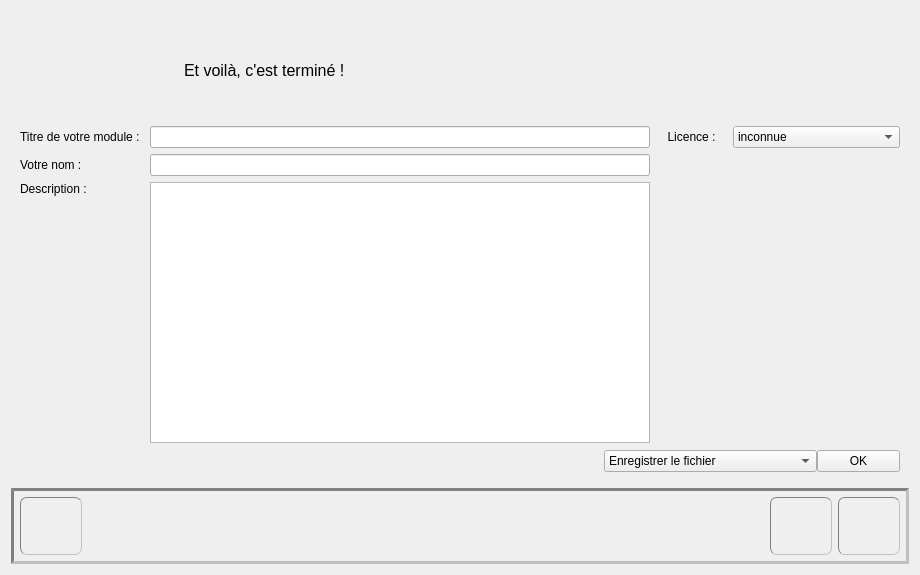
Qt form editeur.ui (Txikilinux/leterrier-mulot) before a commit.
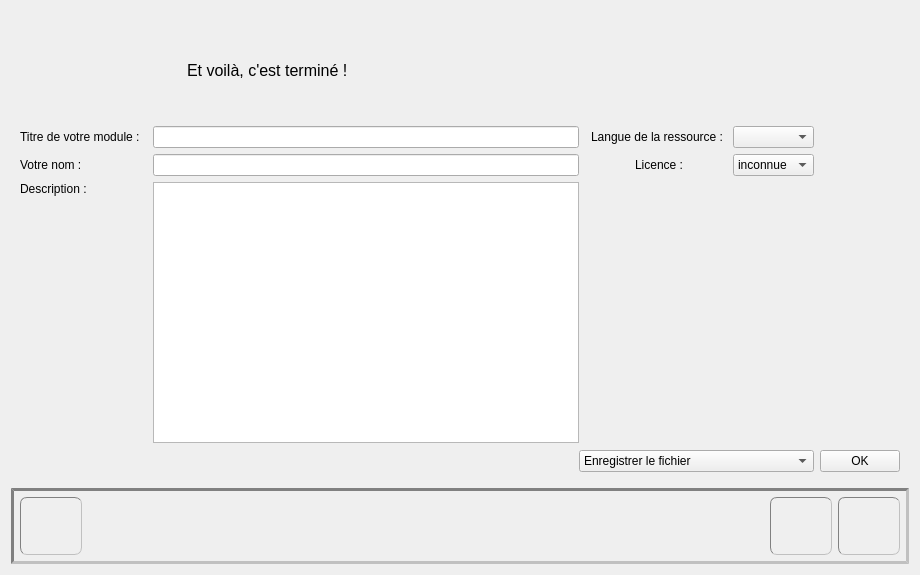
The same form after that commit. Icons and pictures are not drawn. Custom widgets are drawn as their Qt base class.

Commit message: Editeur -> Ajout langue

```diff
--- a/editeur.ui
+++ b/editeur.ui
@@ -1132,9 +1132,6 @@
      </widget>
      <widget class="QWidget" name="pageFin">
       <layout class="QGridLayout" name="gridLayout_14">
-       <property name="horizontalSpacing">
-        <number>0</number>
-       </property>
        <item row="0" column="0">
         <widget class="QLabel" name="lblEtVoilaCTermine">
          <property name="minimumSize">
@@ -1166,6 +1163,27 @@
          </property>
         </widget>
        </item>
+       <item row="0" column="1" colspan="2">
+        <widget class="QLabel" name="label">
+         <property name="font">
+          <font>
+           <pointsize>12</pointsize>
+          </font>
+         </property>
+         <property name="styleSheet">
+          <string notr="true">border: 1px black solid;
+padding: 4 4 4 30px;
+border-radius: 0 10 10 0px;
+background: #ddf url(&quot;:/aide&quot;) no-repeat;</string>
+         </property>
+         <property name="text">
+          <string>Et voilà, c'est terminé !</string>
+         </property>
+         <property name="alignment">
+          <set>Qt::AlignLeading|Qt::AlignLeft|Qt::AlignVCenter</set>
+         </property>
+        </widget>
+       </item>
        <item row="1" column="0">
         <widget class="QLabel" name="lblTitreModule">
          <property name="text">
@@ -1183,56 +1201,6 @@
          </property>
         </widget>
        </item>
-       <item row="1" column="4">
-        <widget class="QLabel" name="lblLicence">
-         <property name="text">
-          <string>Licence :</string>
-         </property>
-         <property name="alignment">
-          <set>Qt::AlignCenter</set>
-         </property>
-         <property name="buddy">
-          <cstring>cbLicence</cstring>
-         </property>
-        </widget>
-       </item>
-       <item row="1" column="5" colspan="2">
-        <widget class="QComboBox" name="cbLicence">
-         <property name="flagModification" stdset="0">
-          <bool>true</bool>
-         </property>
-         <item>
-          <property name="text">
-           <string>inconnue</string>
-          </property>
-         </item>
-         <item>
-          <property name="text">
-           <string>cc-by-sa</string>
-          </property>
-         </item>
-         <item>
-          <property name="text">
-           <string>cc</string>
-          </property>
-         </item>
-         <item>
-          <property name="text">
-           <string>cc-by</string>
-          </property>
-         </item>
-         <item>
-          <property name="text">
-           <string>gfdl</string>
-          </property>
-         </item>
-         <item>
-          <property name="text">
-           <string>pd</string>
-          </property>
-         </item>
-        </widget>
-       </item>
        <item row="2" column="0">
         <widget class="QLabel" name="lblNom">
          <property name="text">
@@ -1253,19 +1221,6 @@
          </property>
         </widget>
        </item>
-       <item row="2" column="4" colspan="3">
-        <spacer name="horizontalSpacer_13">
-         <property name="orientation">
-          <enum>Qt::Horizontal</enum>
-         </property>
-         <property name="sizeHint" stdset="0">
-          <size>
-           <width>250</width>
-           <height>20</height>
-          </size>
-         </property>
-        </spacer>
-       </item>
        <item row="3" column="0">
         <widget class="QLabel" name="label_3">
          <property name="text">
@@ -1286,7 +1241,7 @@
          </property>
         </widget>
        </item>
-       <item row="4" column="4" colspan="3">
+       <item row="4" column="4" colspan="4">
         <spacer name="horizontalSpacer_14">
          <property name="orientation">
           <enum>Qt::Horizontal</enum>
@@ -1325,7 +1280,7 @@
          </property>
         </spacer>
        </item>
-       <item row="5" column="3" colspan="3">
+       <item row="5" column="3" colspan="4">
         <widget class="QComboBox" name="cbChoixEnregistrement">
          <item>
           <property name="text">
@@ -1339,7 +1294,7 @@
          </item>
         </widget>
        </item>
-       <item row="5" column="6">
+       <item row="5" column="7">
         <widget class="QPushButton" name="btnEnregistrementOK">
          <property name="sizePolicy">
           <sizepolicy hsizetype="Preferred" vsizetype="Fixed">
@@ -1364,24 +1319,63 @@
          </property>
         </widget>
        </item>
-       <item row="0" column="1" colspan="6">
-        <widget class="QLabel" name="label">
-         <property name="font">
-          <font>
-           <pointsize>12</pointsize>
-          </font>
+       <item row="2" column="6">
+        <widget class="QComboBox" name="cbLicence">
+         <property name="flagModification" stdset="0">
+          <bool>true</bool>
          </property>
-         <property name="styleSheet">
-          <string notr="true">border: 1px black solid;
-padding: 4 4 4 30px;
-border-radius: 0 10 10 0px;
-background: #ddf url(&quot;:/aide&quot;) no-repeat;</string>
+         <item>
+          <property name="text">
+           <string>inconnue</string>
+          </property>
+         </item>
+         <item>
+          <property name="text">
+           <string>cc-by-sa</string>
+          </property>
+         </item>
+         <item>
+          <property name="text">
+           <string>cc-by</string>
+          </property>
+         </item>
+         <item>
+          <property name="text">
+           <string>cc</string>
+          </property>
+         </item>
+         <item>
+          <property name="text">
+           <string>lal</string>
+          </property>
+         </item>
+         <item>
+          <property name="text">
+           <string>gfdl</string>
+          </property>
+         </item>
+        </widget>
+       </item>
+       <item row="1" column="6">
+        <widget class="QComboBox" name="cbLangueRessource"/>
+       </item>
+       <item row="1" column="5">
+        <widget class="QLabel" name="lblLangueRessource">
+         <property name="text">
+          <string>Langue de la ressource : </string>
          </property>
+        </widget>
+       </item>
+       <item row="2" column="5">
+        <widget class="QLabel" name="lblLicence">
          <property name="text">
-          <string>Et voilà, c'est terminé !</string>
+          <string>Licence :</string>
          </property>
          <property name="alignment">
-          <set>Qt::AlignLeading|Qt::AlignLeft|Qt::AlignVCenter</set>
+          <set>Qt::AlignCenter</set>
+         </property>
+         <property name="buddy">
+          <cstring>cbLicence</cstring>
          </property>
         </widget>
        </item>
```
The commit also changes 3 other files.
